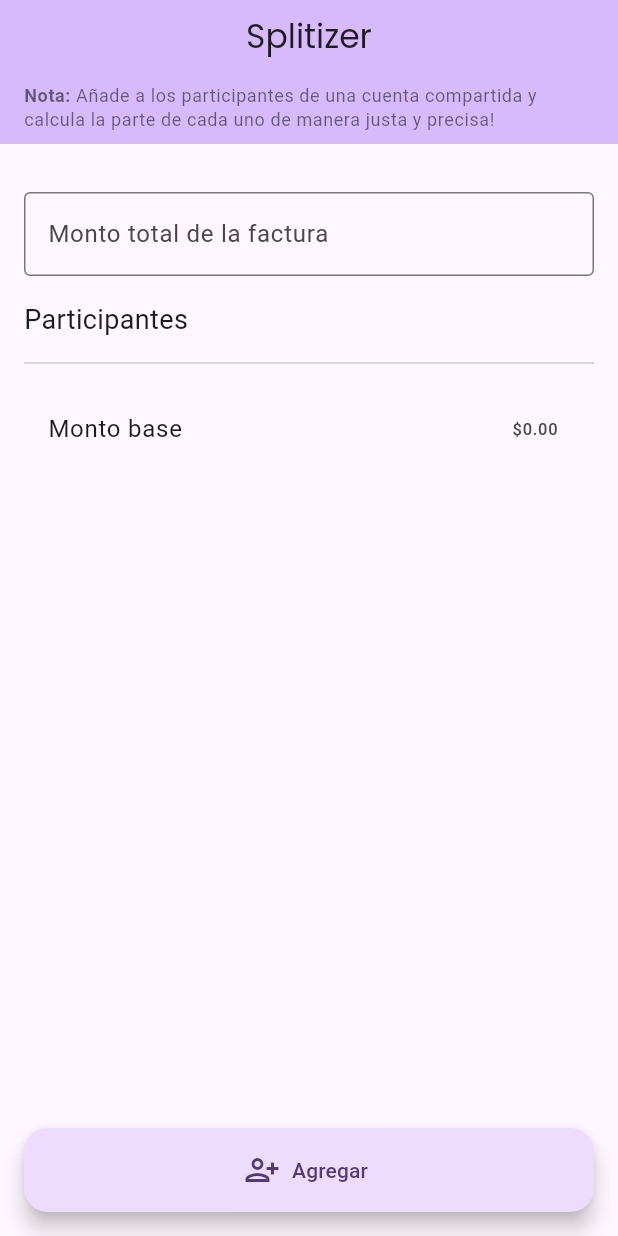
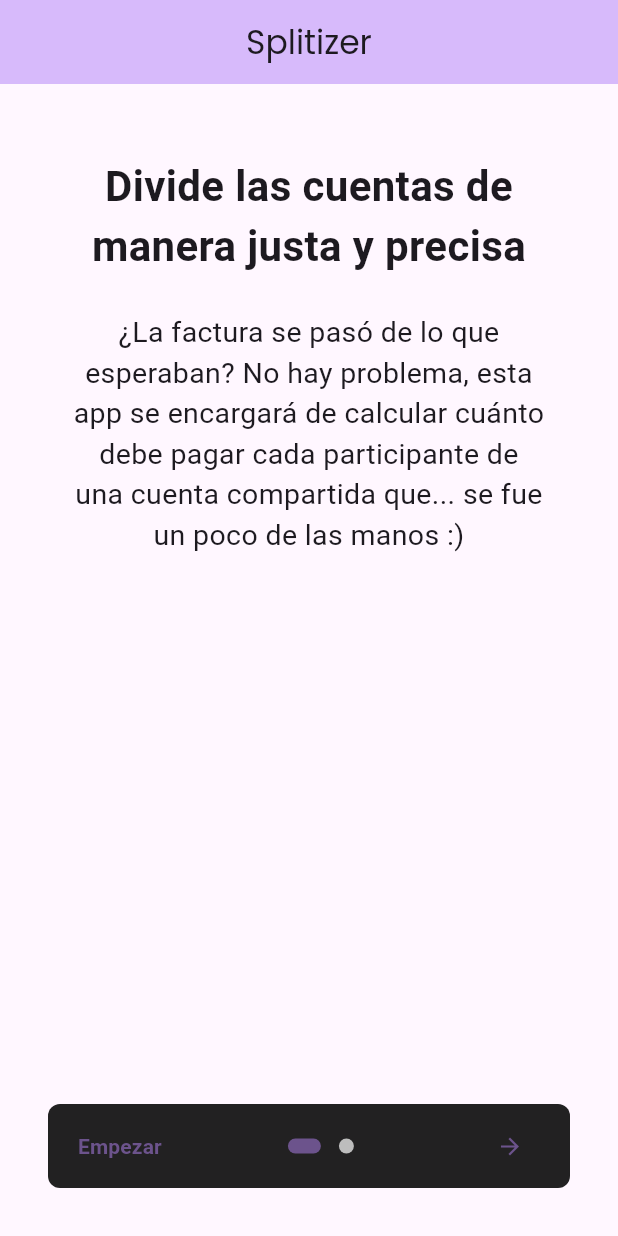
Before and after one commit to GabrielC-Web/Splitizer, a Flutter app: the screen it shows after launch, on a phone screen of 412 x 824 dp. Run offline on Flutter 3.47's test engine with Material 3 defaults, Android fonts, the light colour scheme and no system bars; drawn by our look-alikes of introduction_screen; our stand-ins replace flutter_riverpod, go_router, google_fonts, shared_preferences.

Commit message:
added intro screen

```diff
--- a/lib/core/routing/app_router.dart
+++ b/lib/core/routing/app_router.dart
@@ -1,11 +1,20 @@
-import 'package:flutter/material.dart';
 import 'package:go_router/go_router.dart';
+import 'package:shared_preferences/shared_preferences.dart';
+import 'package:splitizer/features/home/intro_screen.dart';
 
-import '../../features/home/home_screen.dart';
 import '../../features/bill/bill_screen.dart';
 
+const String _kHasSeenIntroKey = 'hasSeenIntro';
+
+Future<bool> _checkIntroStatus() async {
+  final prefs = await SharedPreferences.getInstance();
+  // If _kHasSeenIntroKey exists and is true, then intro has been seen.
+  // Otherwise, (if null or false), it hasn't been seen.
+  return prefs.getBool(_kHasSeenIntroKey) ?? false;
+}
+
 final GoRouter appRouter = GoRouter(
-  initialLocation: '/bill',
+  initialLocation: _checkIntroStatus == true ? '/bill' : '/intro',
   routes: [
     // GoRoute(
     //   path: '/',
@@ -17,5 +26,10 @@ final GoRouter appRouter = GoRouter(
       name: 'bill',
       builder: (context, state) => const BillScreen(),
     ),
+    GoRoute(
+      path: '/intro',
+      name: 'intro',
+      builder: (context, state) => const IntroScreen(),
+    ),
   ],
 );
--- a/lib/core/theme/theme.dart
+++ b/lib/core/theme/theme.dart
@@ -335,7 +335,6 @@ class MaterialTheme {
     return theme(darkHighContrastScheme());
   }
 
-
   ThemeData theme(ColorScheme colorScheme) => ThemeData(
     useMaterial3: true,
     brightness: colorScheme.brightness,
@@ -343,14 +342,13 @@ class MaterialTheme {
     textTheme: textTheme.apply(
       bodyColor: colorScheme.onSurface,
       displayColor: colorScheme.onSurface,
+      // fontSizeDelta: 1,
     ),
-     scaffoldBackgroundColor: colorScheme.background,
+    scaffoldBackgroundColor: colorScheme.surface,
     canvasColor: colorScheme.surface,
   );
 
-
-  List<ExtendedColor> get extendedColors => [
-  ];
+  List<ExtendedColor> get extendedColors => [];
 }
 
 class ExtendedColor {
--- a/lib/features/bill/bill_screen.dart
+++ b/lib/features/bill/bill_screen.dart
@@ -71,6 +71,7 @@ class _BillScreenState extends ConsumerState<BillScreen> {
                         keyboardType: TextInputType.number,
                         decoration: const InputDecoration(
                           labelText: 'Monto total de la factura',
+                          hintText: 'Ej: 27.34',
                           border: OutlineInputBorder(),
                         ),
                         onChanged: (_) => setState(() {}),
@@ -117,17 +118,16 @@ class _BillScreenState extends ConsumerState<BillScreen> {
                           index: p.key,
                         ),
                       ),
-
-                  const Divider(height: 32),
-
-                  ListTile(
-                    title: const Text('Monto base'),
-                    trailing: Text(
-                      '\$${ref.watch(riverpodPersonList).baseTotal.toStringAsFixed(2)}',
-                    ),
-                  ),
-
-                  const SizedBox(height: 16),
+                  //? Puede ser confuso mostrarlo
+                  // const Divider(height: 32),
+                  // ListTile(
+                  //   title: const Text('Monto base'),
+                  //   trailing: Text(
+                  //     '\$${ref.watch(riverpodPersonList).baseTotal.toStringAsFixed(2)}',
+                  //   ),
+                  // ),
+                  //
+                  // const SizedBox(height: 16),
                 ],
               ),
             ),
--- /dev/null
+++ b/lib/features/home/intro_screen.dart
@@ -0,0 +1,127 @@
+import 'package:flutter/foundation.dart';
+import 'package:flutter/material.dart';
+import 'package:go_router/go_router.dart';
+import 'package:introduction_screen/introduction_screen.dart';
+import 'package:shared_preferences/shared_preferences.dart';
+import 'package:splitizer/shared/app_scaffold.dart';
+
+const String _kHasSeenIntroKey = 'hasSeenIntro';
+
+class IntroScreen extends StatefulWidget {
+  const IntroScreen({super.key});
+
+  @override
+  State<IntroScreen> createState() => _IntroScreenState();
+}
+
+class _IntroScreenState extends State<IntroScreen> {
+  final introKey = GlobalKey<IntroductionScreenState>();
+  late Future<bool> _hasSeenIntroFuture;
+
+  // Asynchronously checks SharedPreferences
+  Future<bool> _checkIntroStatus() async {
+    final prefs = await SharedPreferences.getInstance();
+    // If _kHasSeenIntroKey exists and is true, then intro has been seen.
+    // Otherwise, (if null or false), it hasn't been seen.
+    return prefs.getBool(_kHasSeenIntroKey) ?? false;
+  }
+
+  Future _makeIntroSeen() async {
+    final prefs = await SharedPreferences.getInstance();
+    // Set the flag to true so intro doesn't show again
+    await prefs.setBool(_kHasSeenIntroKey, true);
+  }
+
+  @override
+  void initState() {
+    // TODO: implement initState
+    super.initState();
+    _hasSeenIntroFuture = _checkIntroStatus();
+  }
+
+  @override
+  Widget build(BuildContext context) {
+    const bodyStyle = TextStyle(fontSize: 19.0);
+
+    var pageDecoration = PageDecoration(
+      titleTextStyle: TextStyle(fontSize: 28.0, fontWeight: FontWeight.w700),
+      bodyTextStyle: bodyStyle,
+      bodyPadding: EdgeInsets.fromLTRB(16.0, 0.0, 16.0, 16.0),
+      pageColor: Theme.of(context).scaffoldBackgroundColor,
+      imagePadding: EdgeInsets.zero,
+    );
+
+    return AppScaffold(
+      title: 'Splitizer',
+      showBack: false,
+      child: IntroductionScreen(
+        key: introKey,
+        globalBackgroundColor: Theme.of(context).scaffoldBackgroundColor,
+        allowImplicitScrolling: true,
+        autoScrollDuration: 3000,
+        infiniteAutoScroll: false,
+        globalHeader: Align(
+          alignment: Alignment.topRight,
+          child: SafeArea(
+            child: Padding(padding: const EdgeInsets.only(top: 16, right: 16)),
+          ),
+        ),
+        pages: [
+          PageViewModel(
+            title: "Divide las cuentas de manera justa y precisa",
+            body:
+                "¿La factura se pasó de lo que esperaban? No hay problema, esta app se encargará de calcular cuánto debe pagar cada participante de una cuenta compartida que... se fue un poco de las manos :)",
+            decoration: pageDecoration,
+          ),
+          PageViewModel(
+            title: "¿Listo para empezar?",
+            body: "Evitate complicaciones y empieza a dividir esas cuentas!",
+            decoration: pageDecoration,
+          ),
+        ],
+        onDone: () {
+          _makeIntroSeen;
+          context.go('/bill');
+        },
+        onSkip: () {
+          _makeIntroSeen;
+          context.go('/bill');
+        }, // You can override onSkip callback
+        showSkipButton: true,
+        skipOrBackFlex: 0,
+        nextFlex: 0,
+        showBackButton: false,
+        //rtl: true, // Display as right-to-left
+        back: const Icon(Icons.arrow_back),
+        skip: const Text(
+          'Empezar',
+          style: TextStyle(fontWeight: FontWeight.w600),
+        ),
+        next: const Icon(Icons.arrow_forward),
+        done: const Text(
+          'Listo',
+          style: TextStyle(fontWeight: FontWeight.w600),
+        ),
+        curve: Curves.fastLinearToSlowEaseIn,
+        controlsMargin: const EdgeInsets.all(16),
+        controlsPadding: kIsWeb
+            ? const EdgeInsets.all(12.0)
+            : const EdgeInsets.fromLTRB(8.0, 4.0, 8.0, 4.0),
+        dotsDecorator: const DotsDecorator(
+          size: Size(10.0, 10.0),
+          color: Color(0xFFBDBDBD),
+          activeSize: Size(22.0, 10.0),
+          activeShape: RoundedRectangleBorder(
+            borderRadius: BorderRadius.all(Radius.circular(25.0)),
+          ),
+        ),
+        dotsContainerDecorator: const ShapeDecoration(
+          color: Colors.black87,
+          shape: RoundedRectangleBorder(
+            borderRadius: BorderRadius.all(Radius.circular(8.0)),
+          ),
+        ),
+      ),
+    );
+  }
+}
--- a/lib/shared/app_scaffold.dart
+++ b/lib/shared/app_scaffold.dart
@@ -40,37 +40,39 @@ class AppScaffold extends StatelessWidget {
                 },
               )
             : null,
-        title: Center(child: Text(title)),
+        title: Center(
+          child: Padding(padding: const EdgeInsets.all(16), child: Text(title)),
+        ),
         backgroundColor: Theme.of(context).colorScheme.inversePrimary,
-        bottom: PreferredSize(
-          preferredSize: const Size.fromHeight(explanatoryTextHeight),
-          child: Container(
-            // color: Colors.orange, // Optional: for debugging layout
-            padding: const EdgeInsets.symmetric(
-              horizontal: 16.0,
-              vertical: 8.0,
-            ),
-            alignment: Alignment.centerLeft,
-            child: RichText(
-              text: TextSpan(
-                // Default style for the entire TextSpan (optional if all children have styles)
-                // style: defaultNoteStyle, // You can set it here or individually
-                children: <TextSpan>[
-                  TextSpan(text: 'Nota: ', style: boldNoteStyle),
-                  TextSpan(
-                    text:
-                        'Añade a los participantes de una cuenta compartida y calcula la parte de cada uno de manera justa y precisa!',
-                    style: defaultNoteStyle,
-                  ),
-                ],
-              ),
-              maxLines: 2,
-              overflow: TextOverflow.ellipsis,
-            ),
-          ),
-        ),
+        // bottom: PreferredSize(
+        //   preferredSize: const Size.fromHeight(explanatoryTextHeight),
+        //   child: Container(
+        //     // color: Colors.orange, // Optional: for debugging layout
+        //     padding: const EdgeInsets.symmetric(
+        //       horizontal: 16.0,
+        //       vertical: 8.0,
+        //     ),
+        //     alignment: Alignment.centerLeft,
+        //     child: RichText(
+        //       text: TextSpan(
+        //         // Default style for the entire TextSpan (optional if all children have styles)
+        //         // style: defaultNoteStyle, // You can set it here or individually
+        //         children: <TextSpan>[
+        //           TextSpan(text: 'Nota: ', style: boldNoteStyle),
+        //           TextSpan(
+        //             text:
+        //                 'Añade a los participantes de una cuenta compartida y calcula la parte de cada uno de manera justa y precisa!',
+        //             style: defaultNoteStyle,
+        //           ),
+        //         ],
+        //       ),
+        //       maxLines: 2,
+        //       overflow: TextOverflow.ellipsis,
+        //     ),
+        //   ),
+        // ),
       ),
-      body: child,
+      body: Padding(padding: const EdgeInsets.all(16), child: child),
     );
   }
 }
--- a/pubspec.yaml
+++ b/pubspec.yaml
@@ -38,6 +38,8 @@ dependencies:
   flutter_riverpod: ^2.6.1
   riverpod_annotation: ^2.6.1
   google_fonts: ^6.2.1
+  introduction_screen: ^3.1.17
+  shared_preferences: ^2.5.3
 
 dev_dependencies:
   flutter_test:
```
Also changed, not shown: lib/features/bill/dialogs/add_person_modal.dart (+20 -16 lines), pubspec.lock, 1 other file. Lines whose indentation alone changed are shown as unchanged.
